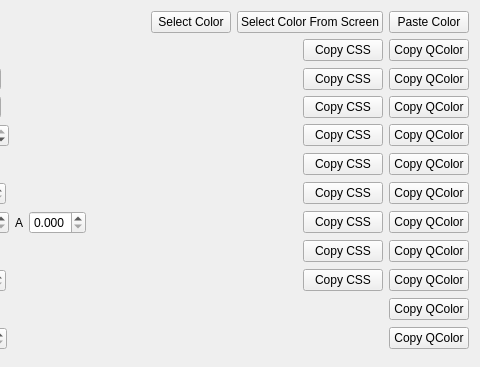
N1vn0vem8er/cutetoolbox, file src/widgets/colorpicker.ui: the form before one commit; both pictures show x 419 to 899 and y 0 to 367 of the 899 by 645 pixel window.
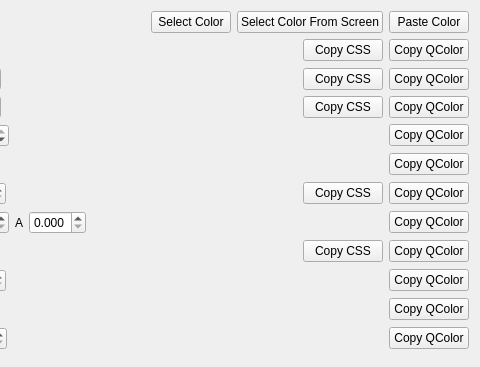
The form after the commit. Icons and pictures are not drawn.

Commit message: Implemented copy css for colors

```diff
--- a/src/widgets/colorpicker.ui
+++ b/src/widgets/colorpicker.ui
@@ -327,16 +327,6 @@
          </property>
         </spacer>
        </item>
-       <item>
-        <widget class="QPushButton" name="pushButton_4">
-         <property name="text">
-          <string>Copy CSS</string>
-         </property>
-         <property name="icon">
-          <iconset theme="QIcon::ThemeIcon::EditCopy"/>
-         </property>
-        </widget>
-       </item>
        <item>
         <widget class="QPushButton" name="copyRgbfButton">
          <property name="toolTip">
@@ -414,16 +404,6 @@
          </property>
         </spacer>
        </item>
-       <item>
-        <widget class="QPushButton" name="pushButton_5">
-         <property name="text">
-          <string>Copy CSS</string>
-         </property>
-         <property name="icon">
-          <iconset theme="QIcon::ThemeIcon::EditCopy"/>
-         </property>
-        </widget>
-       </item>
        <item>
         <widget class="QPushButton" name="copyRgba64Button">
          <property name="toolTip">
@@ -658,16 +638,6 @@
          </property>
         </spacer>
        </item>
-       <item>
-        <widget class="QPushButton" name="pushButton_7">
-         <property name="text">
-          <string>Copy CSS</string>
-         </property>
-         <property name="icon">
-          <iconset theme="QIcon::ThemeIcon::EditCopy"/>
-         </property>
-        </widget>
-       </item>
        <item>
         <widget class="QPushButton" name="copyCmykFButton">
          <property name="toolTip">
@@ -888,16 +858,6 @@
          </property>
         </spacer>
        </item>
-       <item>
-        <widget class="QPushButton" name="pushButton_9">
-         <property name="text">
-          <string>Copy CSS</string>
-         </property>
-         <property name="icon">
-          <iconset theme="QIcon::ThemeIcon::EditCopy"/>
-         </property>
-        </widget>
-       </item>
        <item>
         <widget class="QPushButton" name="copyHslFButton">
          <property name="toolTip">
```
Left out of the diff: 10 changed lines with no effect on the pictures. The commit also changes 1 other file.
